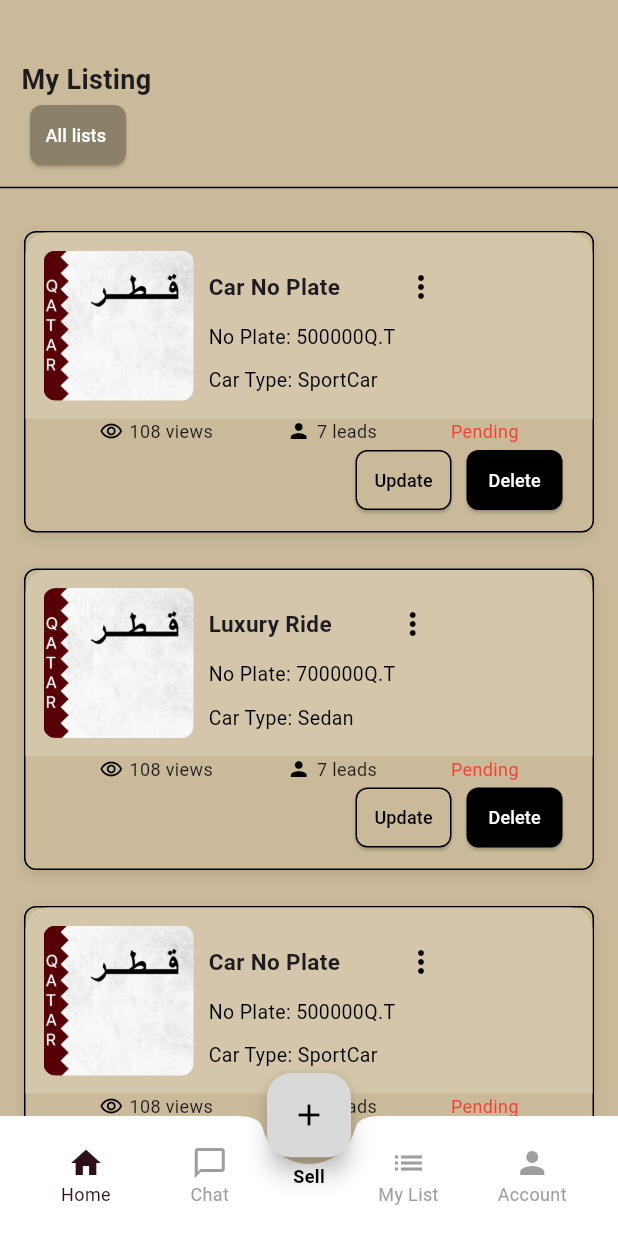
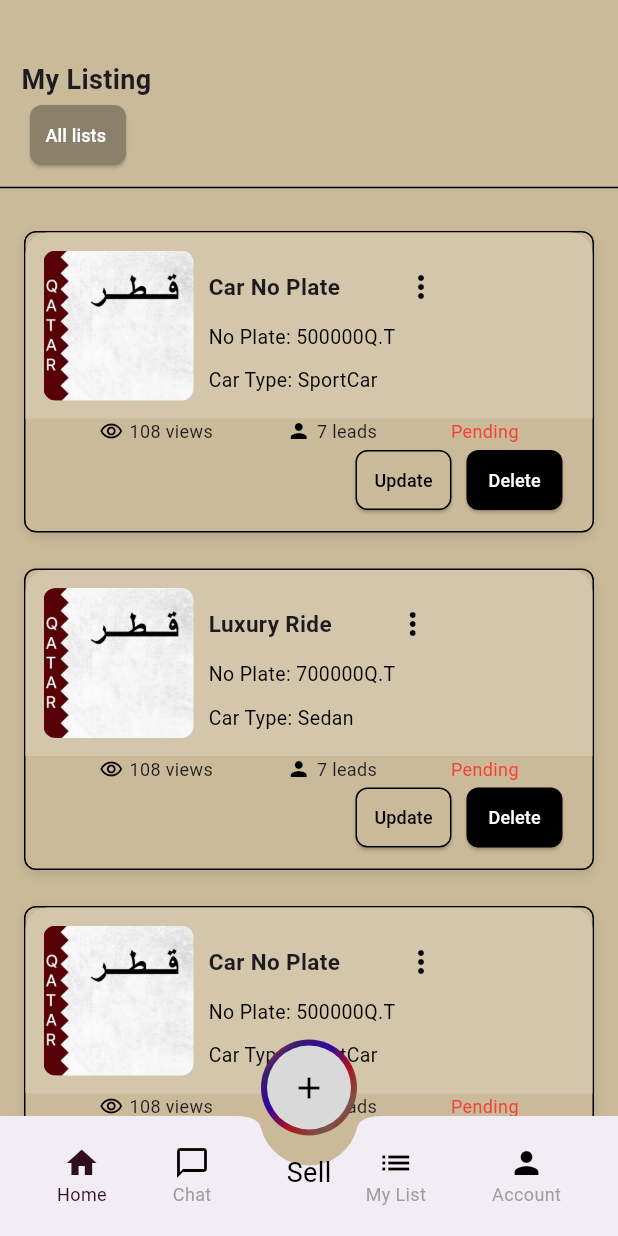
Before and after one commit to kirankiran12/Lusail-Number-Plates, a Flutter app: the CustomCardList screen opened directly, on a phone screen of 412 x 824 dp. Run offline on Flutter 3.47's test engine with Material 3 defaults, Android fonts, the phone set to English and light mode, and no system bars; our stand-ins replace get, image_picker, pin_code_text_field, shared_preferences; accounts and stored records are empty; network calls fail.

Commit message:
push lusail project

```diff
--- a/lib/Auth/register.dart
+++ b/lib/Auth/register.dart
@@ -1,8 +1,3 @@
-<<<<<<< Updated upstream
-=======
-import 'dart:io';
-
->>>>>>> Stashed changes
 import 'package:flutter/material.dart';
 import 'package:get/get.dart';
 import 'package:vehicle_project/Auth/loginscreen.dart';
@@ -55,18 +50,10 @@ class _RegistrationScreenState extends State<RegistrationScreen> {
             child: Column(
               crossAxisAlignment: CrossAxisAlignment.center,
               children: [
-<<<<<<< Updated upstream
-                const SizedBox(height: 50), // Add spacing at the top
-                Text(
-                  '"Complete your detail to access exclusive plate number in Qatar"'
-                      .tr, // Translated: "Complete your details to access exclusive plate numbers in Qatar"
-                  style: const TextStyle(
-=======
                 const SizedBox(height: 50),
                 const Text(
                   '"Complete your detail to access exclusive plate number in Qatar"',
                   style: TextStyle(
->>>>>>> Stashed changes
                     fontSize: 16,
                     color: Colors.black,
                   ),
--- a/lib/Home/listing.dart
+++ b/lib/Home/listing.dart
@@ -1,6 +1,4 @@
 import 'package:flutter/material.dart';
-import 'package:get/get_utils/get_utils.dart';
-import 'package:vehicle_project/Home/real_chat.dart';
 import 'package:vehicle_project/profileScreen/account_screen.dart';
 import 'package:vehicle_project/Home/chat_screen.dart';
 import 'package:vehicle_project/Home/home.dart';
@@ -18,21 +16,21 @@ class _CustomCardListState extends State<CustomCardList> {
   List<Map<String, String>> items = [
     {
       "image": "assets/images/qattar.jpg",
-      "title": "Car No Plate".tr,
+      "title": "Car No Plate",
       "noplate": "500000Q.T",
-      "cartype": "SportCar".tr
+      "cartype": "SportCar"
     },
     {
       "image": "assets/images/qattar.jpg",
-      "title": "Luxury Ride".tr,
+      "title": "Luxury Ride",
       "noplate": "700000Q.T",
-      "cartype": "Sedan".tr
+      "cartype": "Sedan"
     },
     {
       "image": "assets/images/qattar.jpg",
-      "title": "Car No Plate".tr,
+      "title": "Car No Plate",
       "noplate": "500000Q.T",
-      "cartype": "SportCar".tr
+      "cartype": "SportCar"
     },
   ];
 
@@ -48,9 +46,9 @@ class _CustomCardListState extends State<CustomCardList> {
             ),
             Container(
               alignment: Alignment.topLeft,
-              child: Text(
-                '   My Listing'.tr,
-                style: const TextStyle(
+              child: const Text(
+                '   My Listing',
+                style: TextStyle(
                   fontSize: 18,
                   fontWeight: FontWeight.bold,
                 ),
@@ -71,9 +69,9 @@ class _CustomCardListState extends State<CustomCardList> {
                   padding:
                       const EdgeInsets.symmetric(horizontal: 10, vertical: 5),
                 ),
-                child: Text(
-                  "All lists ".tr,
-                  style: const TextStyle(color: Colors.white, fontSize: 12),
+                child: const Text(
+                  "All lists ",
+                  style: TextStyle(color: Colors.white, fontSize: 12),
                 ),
               ),
             ),
@@ -156,8 +154,7 @@ class _CustomCardListState extends State<CustomCardList> {
                                       ]),
                                       const SizedBox(height: 0),
                                       Text(
-                                        "No Plate: ${items[index]["noplate"]}"
-                                            .tr,
+                                        "No Plate: ${items[index]["noplate"]}",
                                         style: const TextStyle(
                                             fontSize: 13,
                                             color: Colors.black,
@@ -165,8 +162,7 @@ class _CustomCardListState extends State<CustomCardList> {
                                       ),
                                       const SizedBox(height: 10),
                                       Text(
-                                        "Car Type: ${items[index]["cartype"]}"
-                                            .tr,
+                                        "Car Type: ${items[index]["cartype"]}",
                                         style: const TextStyle(
                                             fontSize: 13,
                                             color: Colors.black,
@@ -181,41 +177,41 @@ class _CustomCardListState extends State<CustomCardList> {
                         ),
                         Container(
                           padding: const EdgeInsets.symmetric(vertical: 0.0),
-                          child: Row(
+                          child: const Row(
                             mainAxisAlignment: MainAxisAlignment.spaceEvenly,
                             children: [
                               Row(
                                 children: [
-                                  const Icon(
+                                  Icon(
                                     Icons.remove_red_eye_outlined,
                                     size: 16,
                                     color: Colors.black,
                                   ),
-                                  const SizedBox(width: 4),
+                                  SizedBox(width: 4),
                                   Text(
-                                    '108 views'.tr,
-                                    style: const TextStyle(fontSize: 12),
+                                    '108 views',
+                                    style: TextStyle(fontSize: 12),
                                   ),
                                 ],
                               ),
                               Row(
                                 children: [
-                                  const Icon(
+                                  Icon(
                                     Icons.person,
                                     size: 16,
                                     color: Colors.black,
                                   ),
-                                  const SizedBox(width: 4),
+                                  SizedBox(width: 4),
                                   Text(
-                                    '7 leads'.tr,
-                                    style: const TextStyle(fontSize: 12),
+                                    '7 leads',
+                                    style: TextStyle(fontSize: 12),
                                   ),
                                 ],
                               ),
                               Text(
-                                'Pending'.tr,
-                                style: const TextStyle(
-                                    fontSize: 12, color: Colors.red),
+                                'Pending',
+                                style:
+                                    TextStyle(fontSize: 12, color: Colors.red),
                               ),
                             ],
                           ),
@@ -255,9 +251,9 @@ class _CustomCardListState extends State<CustomCardList> {
                                   padding: const EdgeInsets.symmetric(
                                       horizontal: 10, vertical: 5),
                                 ),
-                                child: Text(
-                                  "Delete".tr,
-                                  style: const TextStyle(
+                                child: const Text(
+                                  "Delete",
+                                  style: TextStyle(
                                       color: Colors.white, fontSize: 12),
                                 ),
                               ),
@@ -278,55 +274,48 @@ class _CustomCardListState extends State<CustomCardList> {
       ),
       bottomNavigationBar: BottomAppBar(
         shape: const CircularNotchedRectangle(),
-        color: Colors.white,
-        child: SizedBox(
-          height: 50, // Adjusted height for proper alignment
+        notchMargin: 1.0,
         child: Row(
-            mainAxisAlignment: MainAxisAlignment.spaceBetween,
+          mainAxisAlignment: MainAxisAlignment.spaceAround,
           children: [
-              Expanded(
-                child: _buildBottomNavItem(
-                  Icons.home,
-                  'Home'.tr,
-                  0,
-                  const HomePageScreen(),
+            _buildBottomNavItem(Icons.home, 'Home', 0, const HomePageScreen()),
+            _buildBottomNavItem(
+                Icons.chat_bubble_outline_outlined, 'Chat', 1, FaqScreen()),
+            const SizedBox(
+              width: 15,
             ),
-              ),
-              Expanded(
-                child: _buildBottomNavItem(
-                  Icons.chat_bubble_outline_outlined,
-                  'Chat'.tr,
-                  1,
-                  const RealChat(),
-                ),
-              ),
-              const SizedBox(width: 50), // Space for FAB
-              Expanded(
-                child: _buildBottomNavItem(
-                  Icons.list,
-                  'My List'.tr,
-                  2,
-                  const CustomCardList(),
-                ),
-              ),
-              Expanded(
-                child: _buildBottomNavItem(
-                  Icons.person,
-                  'Account'.tr,
-                  3,
-                  const MyAccount(),
-                ),
-              ),
+            _buildBottomNavItem(
+                Icons.list, 'My List', 2, const CustomCardList()),
+            _buildBottomNavItem(Icons.person, 'Account', 3, const MyAccount()),
           ],
         ),
       ),
-      ),
-      floatingActionButton: Padding(
-        padding: const EdgeInsets.only(top: 20), // Adjusted to prevent overflow
-        child: Column(
+      floatingActionButton: Column(
         mainAxisSize: MainAxisSize.min,
         children: [
-            FloatingActionButton(
+          Container(
+            decoration: const BoxDecoration(
+              shape: BoxShape.circle,
+              gradient: LinearGradient(
+                colors: [
+                  Colors.red,
+                  Color(0xFF3A1D6F),
+                  Color.fromARGB(255, 49, 4, 160),
+                  Color(0xFFAF121F),
+                  Colors.brown,
+                  Color(0xFFAF121F)
+                ],
+                begin: Alignment.topLeft,
+                end: Alignment.bottomRight,
+              ),
+            ),
+            child: Padding(
+              padding: const EdgeInsets.all(4.0),
+              child: CircleAvatar(
+                radius: 28,
+                backgroundColor: const Color(0xFFD9D9D9),
+                child: IconButton(
+                  icon: const Icon(Icons.add, color: Colors.black),
                   onPressed: () {
                     Navigator.push(
                       context,
@@ -335,20 +324,16 @@ class _CustomCardListState extends State<CustomCardList> {
                       ),
                     );
                   },
-              backgroundColor: const Color(0xFFD9D9D9),
-              child: const Icon(Icons.add, color: Colors.black),
-            ),
-            const SizedBox(height: 4), // Adjusted spacing for visual alignment
-            Text(
-              'Sell'.tr,
-              style: const TextStyle(
-                fontSize: 12,
-                fontWeight: FontWeight.bold,
-                color: Colors.black,
                 ),
               ),
+            ),
+          ),
+          const SizedBox(height: 12),
+          const Text(
+            'Sell',
+            style: TextStyle(color: Colors.black, fontSize: 18),
+          ),
         ],
-        ),
       ),
       floatingActionButtonLocation: FloatingActionButtonLocation.centerDocked,
     );
@@ -359,27 +344,25 @@ class _CustomCardListState extends State<CustomCardList> {
     final isSelected = index == _currentIndex;
     return GestureDetector(
       onTap: () {
+        setState(() {
+          var currentIndex = index;
+        });
         if (page != null) {
           Navigator.push(
-            context,
-            MaterialPageRoute(builder: (context) => page),
-          );
+              context, MaterialPageRoute(builder: (context) => page));
         }
       },
       child: Column(
         mainAxisSize: MainAxisSize.min,
         mainAxisAlignment: MainAxisAlignment.center,
         children: [
-          Icon(
-            icon,
-            color: isSelected ? const Color(0xff300F1C) : Colors.grey,
-            size: 24,
-          ),
+          Icon(icon,
+              color: isSelected ? const Color(0xff300F1C) : Colors.black),
           Text(
             label,
             style: TextStyle(
+              color: isSelected ? const Color(0xff300F1C) : Colors.grey,
               fontSize: 12,
-              color: isSelected ? const Color(0xff300F1C) : Colors.grey,
             ),
           ),
         ],
```
Lines whose indentation alone changed are shown as unchanged.
